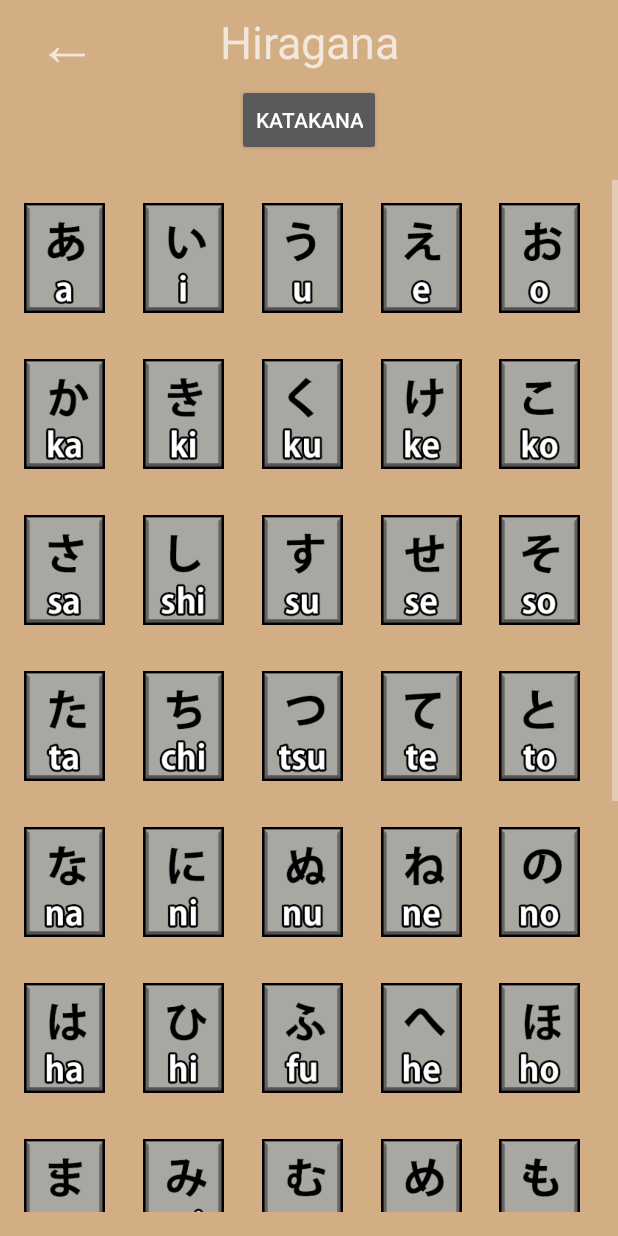
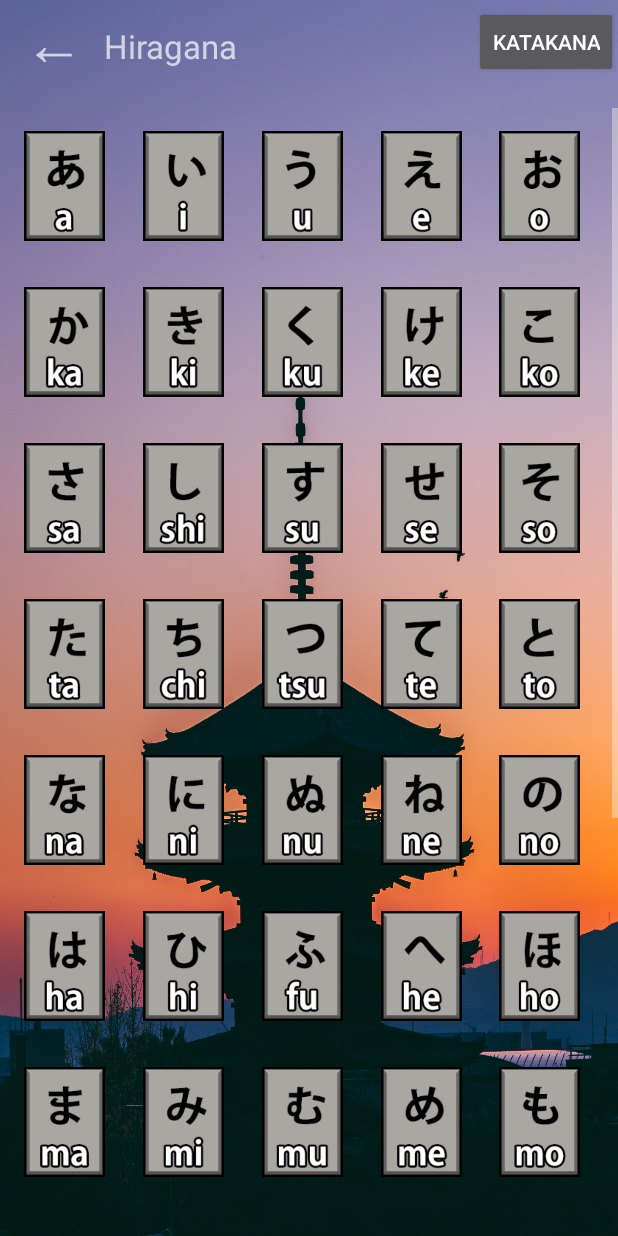
Before and after one commit to TaigaProZz/Learn-Jap-App, an Android app: the HiraganaActivity screen opened directly, with no data from a screen before it, on a phone screen of 412 x 824 dp. Run offline under Robolectric (Android 15) with nearby library versions, the phone set to English and light mode, and no system bars.

Commit message:
changes in xml

```diff
--- a/app/src/main/res/layout/activity_hiragana.xml
+++ b/app/src/main/res/layout/activity_hiragana.xml
@@ -6,7 +6,7 @@
     xmlns:tools="http://schemas.android.com/tools"
     android:layout_width="match_parent"
     android:layout_height="match_parent"
-    android:background="@color/background_color"
+    android:background="@drawable/wallpaper_main"
     android:orientation="vertical"
     >
 
@@ -15,33 +15,45 @@
         android:id="@+id/toolbar_hiragana"
         android:layout_width="match_parent"
         android:layout_height="wrap_content"
+        app:title=" " >
 
-        app:title=" " >
+        <androidx.constraintlayout.widget.ConstraintLayout
+            android:layout_width="match_parent"
+            android:layout_height="match_parent" >
 
             <TextView
                 android:id="@+id/retour_arriere"
                 android:layout_width="40dp"
-            android:layout_height="wrap_content"
-            android:layout_marginStart="1dp"
+                android:layout_height="match_parent"
                 android:text="@string/back"
                 android:textSize="40sp"
-            />
+                app:layout_constraintBottom_toBottomOf="parent"
+                app:layout_constraintStart_toStartOf="parent"
+                app:layout_constraintTop_toTopOf="parent" />
 
             <TextView
-            android:layout_width="wrap_content"
-            android:layout_height="wrap_content"
+                android:layout_width="115dp"
+                android:layout_height="39dp"
                 android:layout_gravity="center"
                 android:gravity="center_horizontal"
                 android:text="@string/hiragana"
-            android:textSize="30sp" />
-    </androidx.appcompat.widget.Toolbar>
+                android:textSize="22sp"
+                app:layout_constraintBottom_toBottomOf="parent"
+                app:layout_constraintStart_toEndOf="@+id/retour_arriere"
+                 />
 
             <Button
                 android:id="@+id/button_katakana"
                 android:layout_width="wrap_content"
                 android:layout_height="wrap_content"
                 android:layout_gravity="center"
-        android:text="@string/button_katakana" />
+                android:text="@string/button_katakana"
+                app:layout_constraintBottom_toBottomOf="parent"
+                app:layout_constraintEnd_toEndOf="parent"
+                app:layout_constraintTop_toTopOf="parent" />
+        </androidx.constraintlayout.widget.ConstraintLayout>
+    </androidx.appcompat.widget.Toolbar>
+
 
 
 
```
Also changed, not shown: app/src/main/java/fr/taigaprozz/kanjikana/MainActivity.java (+14 -0 lines), app/src/main/res/layout/activity_katakana.xml (+24 -10 lines). Lines whose indentation alone changed are shown as unchanged.
